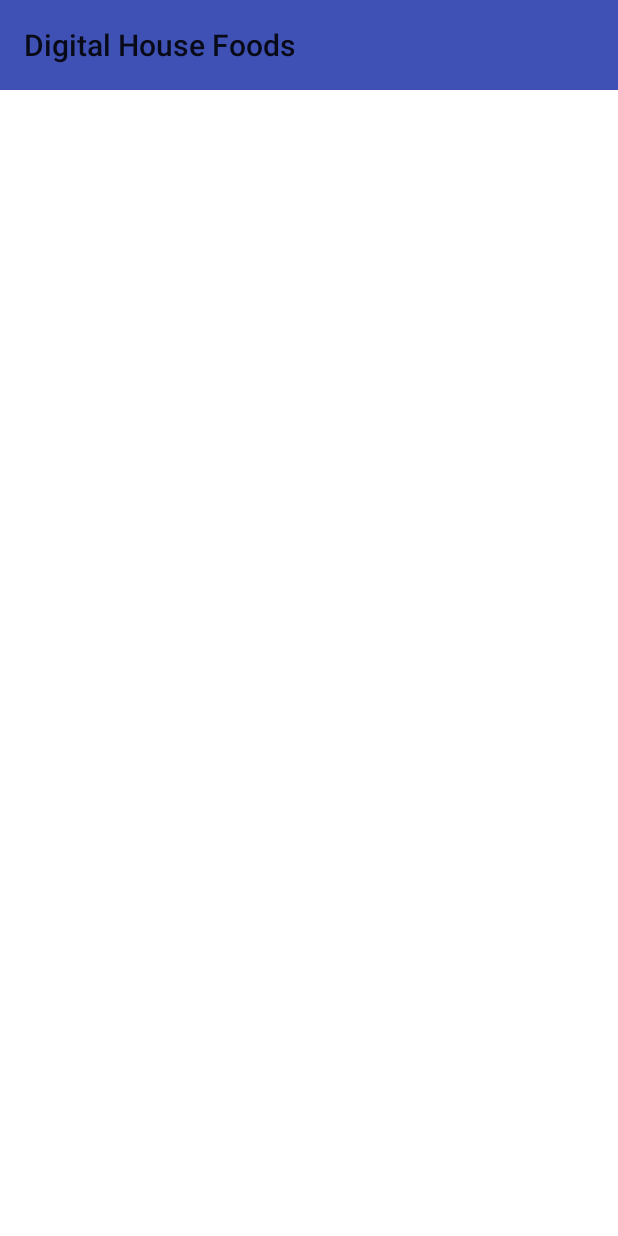
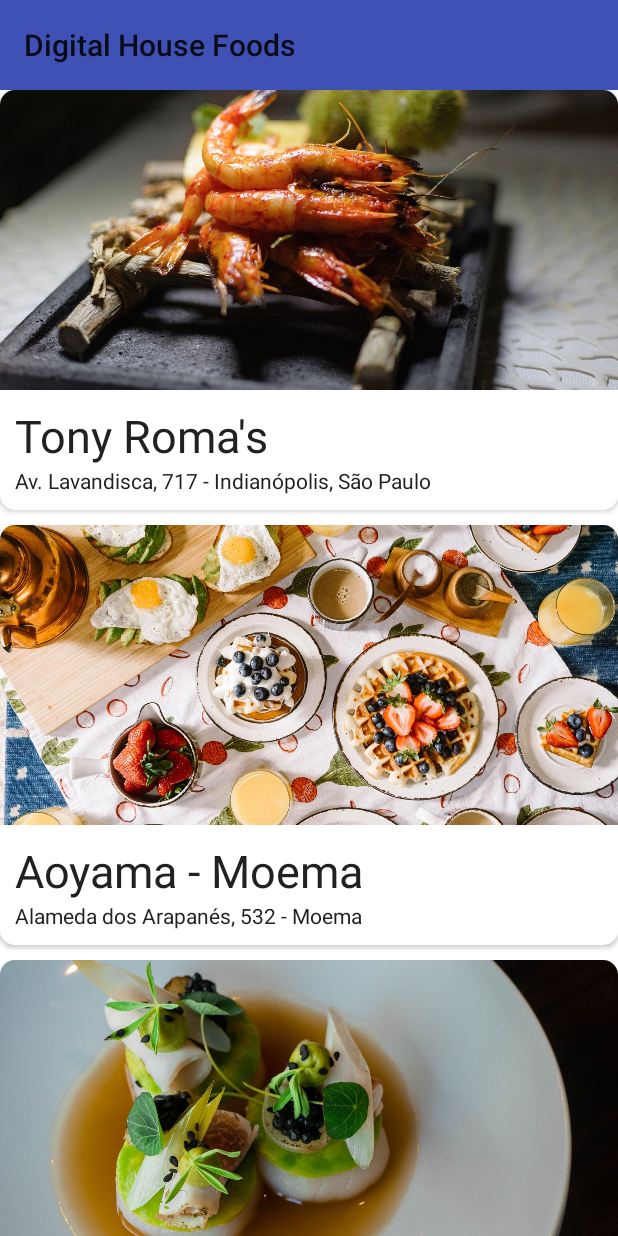
Before and after one commit to rodrigogsvaz/Desafio_Android_Core, an Android app: the HomeActivity screen opened directly, with no data from a screen before it, on a phone screen of 412 x 824 dp. Run offline under Robolectric (Android 15) with nearby library versions, the phone set to English and light mode, and no system bars; Roboto replaces fonts that are not available here.

Commit message:
Home Page

```diff
--- a/app/build.gradle
+++ b/app/build.gradle
@@ -34,6 +34,7 @@ dependencies {
     implementation 'androidx.annotation:annotation:1.1.0'
     implementation 'androidx.lifecycle:lifecycle-livedata-ktx:2.2.0'
     implementation 'androidx.lifecycle:lifecycle-viewmodel-ktx:2.2.0'
+    implementation "androidx.recyclerview:recyclerview:1.1.0"
     testImplementation 'junit:junit:4.12'
     androidTestImplementation 'androidx.test.ext:junit:1.1.2'
     androidTestImplementation 'androidx.test.espresso:espresso-core:3.3.0'
--- a/app/src/main/java/android/example/com/desafio_2/HomeActivity.kt
+++ b/app/src/main/java/android/example/com/desafio_2/HomeActivity.kt
@@ -2,17 +2,51 @@ package android.example.com.desafio_2
 
 import androidx.appcompat.app.AppCompatActivity
 import android.os.Bundle
+import androidx.recyclerview.widget.LinearLayoutManager
+import com.digitalhouse.digitalhousefoods.RestauranteAdapter
+import kotlinx.android.synthetic.main.activity_home.*
 
 class HomeActivity : AppCompatActivity() {
     override fun onCreate(savedInstanceState: Bundle?) {
         super.onCreate(savedInstanceState)
         setContentView(R.layout.activity_home)
 
-
         setSupportActionBar(findViewById(R.id.toolBarHome))
 
+        val recyclerView = rvHome
+
+        recyclerView.adapter = RestauranteAdapter(Restaurantes(), this)
+        recyclerView.layoutManager = LinearLayoutManager(this)
+
+        recyclerView.setHasFixedSize(true)
+    }
+
+    private fun Restaurantes(): List<Restaurante> = listOf(
+        Restaurante(
+            1,
+            "Tony Roma's",
+            "Av. Lavandisca, 717 - Indianópolis, São Paulo",
+            R.drawable.image1
+        ),
+        Restaurante(
+            2,
+            "Aoyama - Moema",
+            "Alameda dos Arapanés, 532 - Moema",
+            R.drawable.image2
+        ),
+        Restaurante(
+            3,
+            "Outback - Moema",
+            "Av. Moaci, 187, 187 - Moema, São Paulo",
+            R.drawable.image3
+        ),
+        Restaurante(
+            4,
+            "Sí Señor!",
+            "Alameda Jauaperi, 626 - Moema",
+            R.drawable.image4
+        )
+    )
 
 
-
-    }
 }
--- /dev/null
+++ b/app/src/main/java/android/example/com/desafio_2/Restaurante.kt
@@ -0,0 +1,8 @@
+package android.example.com.desafio_2
+
+class Restaurante(var id: Int, var nome: String, var endereco: String, var imgRestaurante: Int) {
+
+    override fun toString(): String {
+        return "Restaurante(id=$id, nome='$nome', endereco='$endereco', imgRestaurante=$imgRestaurante)"
+    }
+}
--- /dev/null
+++ b/app/src/main/java/android/example/com/desafio_2/RestauranteAdapter.kt
@@ -0,0 +1,46 @@
+package com.digitalhouse.digitalhousefoods
+
+import android.content.Context
+import android.example.com.desafio_2.R
+import android.example.com.desafio_2.Restaurante
+import android.view.LayoutInflater
+import android.view.View
+import android.view.ViewGroup
+import android.widget.ImageView
+import android.widget.TextView
+import android.widget.Toast
+import androidx.recyclerview.widget.RecyclerView
+
+class RestauranteAdapter(val listaRestaurantes: List<Restaurante>, val context: Context) :
+    RecyclerView.Adapter<RestauranteAdapter.RestauranteViewHolder>() {
+
+
+    override fun onCreateViewHolder(
+        parent: ViewGroup,
+        viewType: Int
+    ): RestauranteAdapter.RestauranteViewHolder {
+        val itemView =
+            LayoutInflater.from(parent.context).inflate(R.layout.restaurante_item, parent, false)
+        return RestauranteViewHolder(itemView)
+    }
+
+    override fun onBindViewHolder(holder: RestauranteAdapter.RestauranteViewHolder, position: Int) {
+        val currentItem = listaRestaurantes[position]
+        holder.tvNomeRestaurante.setText(currentItem.nome)
+        holder.tvEnderecoRestaurante.setText(currentItem.endereco)
+        holder.ivRestaurante.setImageResource(currentItem.imgRestaurante)
+
+    }
+
+    override fun getItemCount(): Int {
+        return listaRestaurantes.size
+    }
+
+
+    class RestauranteViewHolder(itemView: View) : RecyclerView.ViewHolder(itemView) {
+        val tvNomeRestaurante: TextView = itemView.findViewById(R.id.tvNomeRestaurante)
+        val tvEnderecoRestaurante: TextView = itemView.findViewById(R.id.tvEnderecoRestaurante)
+        val ivRestaurante: ImageView = itemView.findViewById(R.id.ivRestaurante)
+
+    }
+}
--- a/app/src/main/res/layout/activity_home.xml
+++ b/app/src/main/res/layout/activity_home.xml
@@ -1,16 +1,28 @@
 <?xml version="1.0" encoding="utf-8"?>
-<androidx.constraintlayout.widget.ConstraintLayout xmlns:android="http://schemas.android.com/apk/res/android"
+<LinearLayout xmlns:android="http://schemas.android.com/apk/res/android"
     xmlns:app="http://schemas.android.com/apk/res-auto"
     android:layout_width="match_parent"
     android:layout_height="match_parent"
     xmlns:tools="http://schemas.android.com/tools"
     tools:context=".RegisterActivity"
-    android:background="@color/White">
+    android:background="@color/White"
+    android:orientation="vertical">
 
     <include
         android:id="@+id/toolBarHome"
-        layout="@layout/toolbar"/>
+        layout="@layout/toolbar"
+        app:layout_constraintBottom_toTopOf="parent"
+        app:layout_constraintEnd_toEndOf="parent"
+        app:layout_constraintTop_toTopOf="parent"
+        app:layout_constraintVertical_bias="0.0" />
+
+    <androidx.recyclerview.widget.RecyclerView
+        android:id="@+id/rvHome"
+        android:layout_width="match_parent"
+        android:layout_height="match_parent"
+        android:background="@color/White"
+        app:layoutManager="androidx.recyclerview.widget.LinearLayoutManager"
+        tools:listitem="@layout/restaurante_item"/>
 
 
-
-</androidx.constraintlayout.widget.ConstraintLayout>
+</LinearLayout>
--- /dev/null
+++ b/app/src/main/res/layout/restaurante_item.xml
@@ -0,0 +1,52 @@
+<?xml version="1.0" encoding="utf-8"?>
+<androidx.cardview.widget.CardView xmlns:android="http://schemas.android.com/apk/res/android"
+    xmlns:app="http://schemas.android.com/apk/res-auto"
+    android:layout_width="match_parent"
+    android:layout_height="wrap_content"
+    android:layout_marginBottom="10dp"
+    app:cardCornerRadius="10dp"
+    android:background="@color/White">
+
+    <LinearLayout
+        android:layout_width="match_parent"
+        android:layout_height="match_parent"
+        android:orientation="vertical"
+        android:background="@color/White">
+
+        <ImageView
+            android:id="@+id/ivRestaurante"
+            android:layout_width="match_parent"
+            android:layout_height="200dp"
+            android:adjustViewBounds="true"
+            android:scaleType="centerCrop"
+            app:srcCompat="@drawable/image1" />
+
+        <LinearLayout
+            android:layout_width="match_parent"
+            android:layout_height="wrap_content"
+            android:orientation="vertical"
+            android:padding="10dp"
+            android:background="@color/White">
+
+            <TextView
+                android:id="@+id/tvNomeRestaurante"
+                android:layout_width="match_parent"
+                android:layout_height="wrap_content"
+                android:text="TextView"
+                android:textSize="30sp"
+                android:background="@color/White"
+                android:textColor="@color/Black"/>
+
+            <TextView
+                android:id="@+id/tvEnderecoRestaurante"
+                android:layout_width="match_parent"
+                android:layout_height="wrap_content"
+                android:text="TextView"
+                android:background="@color/White"
+                android:textColor="@color/Black"/>
+
+        </LinearLayout>
+
+    </LinearLayout>
+
+</androidx.cardview.widget.CardView>
```
Also changed, not shown: app/src/main/res/drawable/image1.jpg (added), app/src/main/res/drawable/image2.jpg (added), app/src/main/res/drawable/image3.jpeg (added), app/src/main/res/drawable/image4.jpeg (added), app/src/main/res/drawable/image_arrow.png (added), app/src/main/res/drawable/splash.jpg (added), 1 other file.
